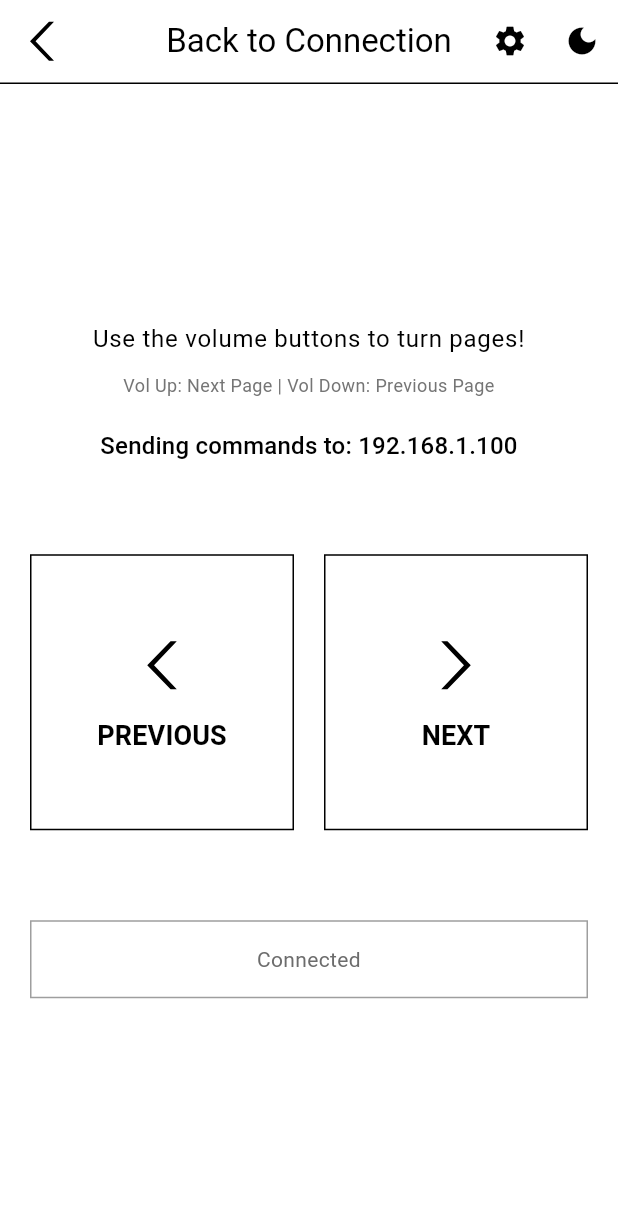
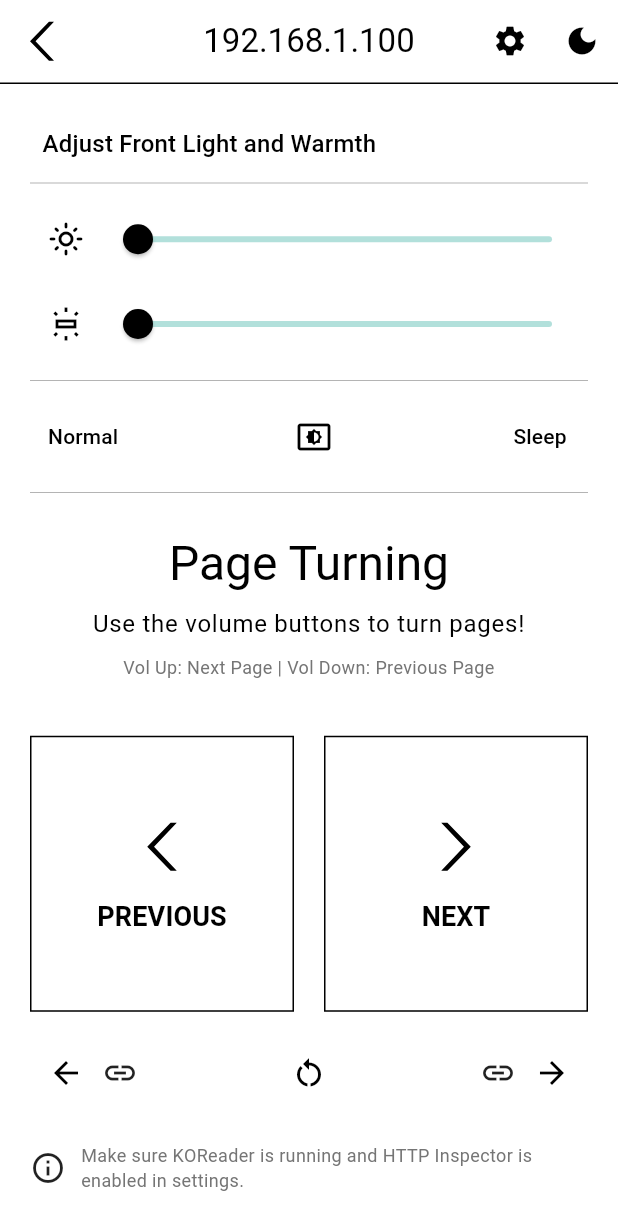
Before and after one commit to TomasDiLeo/koreader_pageturner_companion, a Flutter app: the screen it shows after launch, after a tap on "CONNECT", on a phone screen of 412 x 824 dp. Shown: the top 1230 px of the screen. Run offline on Flutter 3.47's test engine with Material 3 defaults, Android fonts, the phone set to English and light mode, and no system bars; our stand-ins replace flutter_svg, shared_preferences; network calls fail.

Commit message:
Add front light and warmth controls to the ControlPage, Add Profile control, Add nightmode toggle, Add link navigation

```diff
--- a/lib/main.dart
+++ b/lib/main.dart
@@ -379,6 +379,13 @@ class _ControlPageState extends State<ControlPage> {
   VolumeButtonAction _volumeUpAction = VolumeButtonAction.next;
   VolumeButtonAction _volumeDownAction = VolumeButtonAction.prev;
 
+  int _frontLight = 0;
+  int _auxFrontLight = 0;
+  bool isFrontLightDisabled = false;
+  int _warmLight = 0;
+  int _auxWarmLight = 0;
+  bool isWarmLightDisabled = false;
+
   static const MethodChannel _channel = MethodChannel('volume_buttons');
 
   @override
@@ -536,9 +543,13 @@ class _ControlPageState extends State<ControlPage> {
     );
   }
 
-  Future<void> _turnPage(int direction) async {
+  Future<void> _sendCommand(String command, String param) async {
+    if (param.isNotEmpty) {
+      command += '/$param';
+    }
+
     final uri = Uri.parse(
-      'http://${widget.ip}:${widget.port}/koreader/event/GotoViewRel/$direction',
+      'http://${widget.ip}:${widget.port}/koreader/event/$command',
     );
 
     setState(() {
@@ -553,6 +564,44 @@ class _ControlPageState extends State<ControlPage> {
     } catch (e) {
       // Intentionally silent: fire-and-forget
       debugPrint('HTTP error: $e');
+    }
+  }
+
+  Future<void> _turnPage(int direction) async {
+    _sendCommand("GotoViewRel", direction.toString());
+  }
+
+  Future<void> _toggleFrontLight() async {
+    if (!isFrontLightDisabled) {
+      setState(() {
+        _auxFrontLight = _frontLight;
+        _frontLight = 0;
+      });
+      await _sendCommand("ToggleFrontlight", "");
+      isFrontLightDisabled = true;
+    } else {
+      setState(() {
+        _frontLight = _auxFrontLight;
+      });
+      await _sendCommand("SetFlIntensity", _frontLight.toString());
+      isFrontLightDisabled = false;
+    }
+  }
+
+  Future<void> _toggleWarmth() async {
+    if (!isWarmLightDisabled) {
+      setState(() {
+        _auxWarmLight = _warmLight;
+        _warmLight = 0;
+      });
+      await _sendCommand("SetFlWarmth", "0");
+      isWarmLightDisabled = true;
+    } else {
+      setState(() {
+        _warmLight = _auxWarmLight;
+      });
+      await _sendCommand("SetFlWarmth", _warmLight.toString());
+      isWarmLightDisabled = false;
     }
   }
 
@@ -575,7 +624,7 @@ class _ControlPageState extends State<ControlPage> {
           ),
           child: AppBar(
             title: Text(
-              'Back to Connection',
+              widget.ip,
               style: TextStyle(color: Theme.of(context).colorScheme.onSurface),
             ),
             backgroundColor: Colors.transparent,
@@ -624,15 +673,106 @@ class _ControlPageState extends State<ControlPage> {
       body: Padding(
         padding: const EdgeInsets.all(20.0),
         child: Column(
-          mainAxisAlignment: MainAxisAlignment.center,
+          mainAxisAlignment: MainAxisAlignment.spaceEvenly,
           crossAxisAlignment: CrossAxisAlignment.stretch,
           children: [
+            Text('  Adjust Front Light and Warmth',
+                style: Theme.of(context).textTheme.titleMedium),
+            const Divider(height: 10, thickness: .2, indent: 0, endIndent: 0),
+            Row(
+              children: [
+                IconButton(
+                    onPressed: () async {
+                      await _toggleFrontLight();
+                    },
+                    icon: Icon(_frontLight > 0
+                        ? Icons.light_mode
+                        : Icons.light_mode_outlined)),
+                //Icon(Icons.light_mode),
+                Expanded(
+                  child: Slider(
+                    value: _frontLight.toDouble(),
+                    min: 0.0,
+                    max: 24.0,
+                    inactiveColor: Colors.teal.withValues(alpha: 0.3),
+                    onChanged: (double newValue) async {
+                      if (isFrontLightDisabled) {
+                        await _toggleFrontLight();
+                      }
+                      _sendCommand(
+                          "SetFlIntensity", newValue.toInt().toString());
+                      setState(() {
+                        _frontLight = newValue.toInt();
+                      });
+                    },
+                  ),
+                ),
+              ],
+            ),
+            Row(
+              children: [
+                IconButton(
+                    onPressed: () async {
+                      await _toggleWarmth();
+                    },
+                    icon: Icon(_warmLight == 0
+                        ? Icons.wb_iridescent_outlined
+                        : Icons.wb_iridescent_rounded)),
+                //Icon(Icons.wb_iridescent_outlined),
+                Expanded(
+                  child: Slider(
+                    value: _warmLight.toDouble(),
+                    min: 0.0,
+                    max: 100.0,
+                    inactiveColor: Colors.teal.withValues(alpha: 0.3),
+                    onChanged: (double newValue) async {
+                      if (isWarmLightDisabled) {
+                        await _toggleWarmth();
+                      }
+                      _sendCommand("SetFlWarmth", newValue.toInt().toString());
+                      setState(() {
+                        _warmLight = newValue.toInt();
+                      });
+                    },
+                  ),
+                ),
+              ],
+            ),
+            const Divider(height: 10, thickness: .2, indent: 0, endIndent: 0),
+            Row(
+              mainAxisAlignment: MainAxisAlignment.spaceBetween,
+              children: [
+                TextButton(onPressed: (){
+                  _sendCommand("ProfileExecute", "Normal");
+                }, child: Text('Normal')),
+                IconButton(
+                  icon: Icon(
+                    Icons.settings_brightness,
+                  ),
+                  onPressed: () async {
+                    await _sendCommand("ToggleNightMode", "");
+                  },
+                  tooltip: isDark
+                      ? 'Switch to Light Mode KOReader'
+                      : 'Switch to Dark Mode KOReader',
+                ),
+                TextButton(onPressed: (){
+                  _sendCommand("ProfileExecute", "Sleep");
+                }, child: Text('Sleep')),
+              ],
+            ),
+            const Divider(height: 10, thickness: .2, indent: 0, endIndent: 0),
+            const SizedBox(height: 5),
+            Text(
+              'Page Turning',
+              style: Theme.of(context).textTheme.headlineLarge,
+              textAlign: TextAlign.center,
+            ),
             Text(
               'Use the volume buttons to turn pages!',
               style: Theme.of(context).textTheme.bodyLarge,
               textAlign: TextAlign.center,
             ),
-            const SizedBox(height: 10),
             Text(
               'Vol Up: ${_volumeUpAction.displayName} | Vol Down: ${_volumeDownAction.displayName}',
               style: TextStyle(
@@ -642,12 +782,6 @@ class _ControlPageState extends State<ControlPage> {
               textAlign: TextAlign.center,
             ),
             const SizedBox(height: 20),
-            Text(
-              'Sending commands to: ${widget.ip}',
-              style: Theme.of(context).textTheme.titleMedium,
-              textAlign: TextAlign.center,
-            ),
-            const SizedBox(height: 60),
             Row(
               children: [
                 Expanded(
@@ -717,26 +851,55 @@ class _ControlPageState extends State<ControlPage> {
                 ),
               ],
             ),
-            const SizedBox(height: 60),
-            Container(
-              padding: const EdgeInsets.all(15),
-              decoration: BoxDecoration(
-                color: Theme.of(context).colorScheme.surface,
-                border: Border.all(
-                  color: isDark ? Colors.grey[700]! : Colors.grey,
+            const SizedBox(height: 0),
+            Row(
+              mainAxisAlignment: MainAxisAlignment.spaceBetween,
+              children: [
+                Row(
+                  children: [
+                    IconButton(
+                      onPressed: () {
+                        _sendCommand("GoBackLink", "true");
+                      },
+                      icon: Icon(Icons.arrow_back),
+                    ),
+                    Icon(Icons.link),
+                  ],
                 ),
-                borderRadius: BorderRadius.zero,
-              ),
-              child: Text(
-                _status,
-                textAlign: TextAlign.center,
-                style: TextStyle(
-                  fontSize: 14,
-                  color: isDark
-                      ? Colors.grey[400]
-                      : const Color.fromARGB(255, 108, 108, 108),
+                IconButton(
+                  onPressed: () {
+                    _sendCommand("Back", "");
+                  },
+                  icon: Icon(Icons.restart_alt),
                 ),
-              ),
+                Row(
+                  children: [
+                    Icon(Icons.link),
+                    IconButton(
+                      onPressed: () {
+                        _sendCommand("GoForwardLink", "true");
+                      },
+                      icon: Icon(Icons.arrow_forward),
+                    ),
+                  ],
+                ),
+              ],
+            ),
+            const SizedBox(height: 5),
+            Row(
+              children: [
+                const Icon(Icons.info_outline),
+                const SizedBox(width: 10),
+                Expanded(
+                  child: Text(
+                    'Make sure KOReader is running and HTTP Inspector is enabled in settings.',
+                    style: TextStyle(
+                      fontSize: 12,
+                      color: isDark ? Colors.grey[400] : Colors.grey[600],
+                    ),
+                  ),
+                ),
+              ],
             ),
           ],
         ),
```
